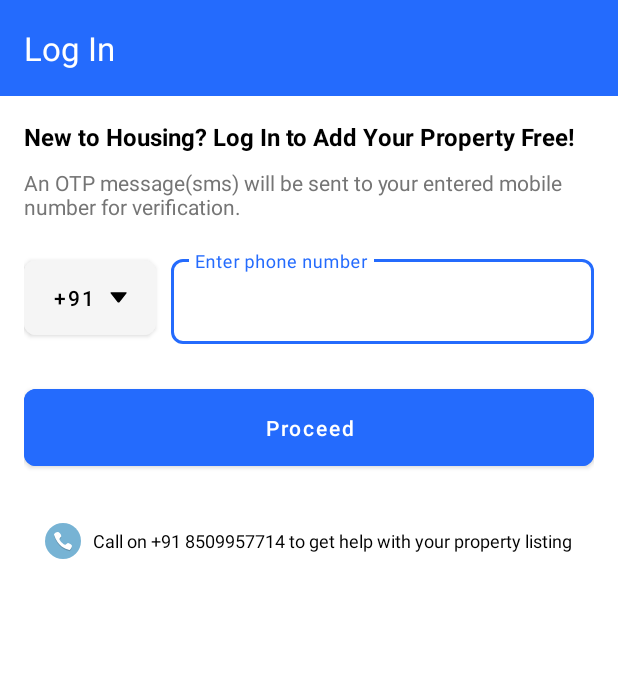
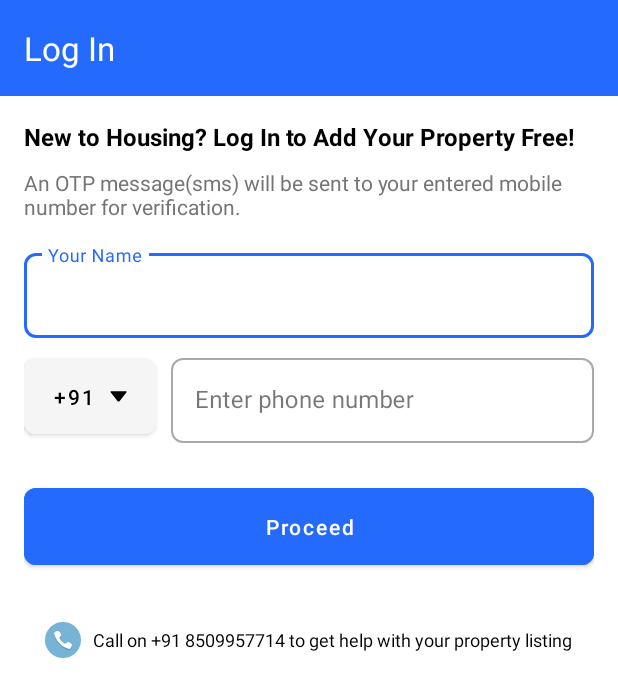
Before and after one commit to sajal-web/genZHouse, an Android app: the LoginActivity screen opened directly, with no data from a screen before it, after a tap on "Proceed", on a phone screen of 412 x 824 dp. Shown: the top 697 px of the screen. Run offline under Robolectric (Android 15) with nearby library versions, the phone set to English and light mode, and no system bars; our stand-ins replace Firebase (no records; nobody signed in at launch, a user with empty details on screens opened directly); 1 statement that could not run was skipped.

Commit message:
* added name field in login page. * added UserRequest, UserApiService.

```diff
--- a/app/src/main/java/com/application/genzhouse/data/api/RetrofitClient.kt
+++ b/app/src/main/java/com/application/genzhouse/data/api/RetrofitClient.kt
@@ -8,7 +8,7 @@
 import java.util.concurrent.TimeUnit
 
 object RetrofitClient {
-    private const val BASE_URL = "https://ff6b-103-250-109-246.ngrok-free.app/"
+    private const val BASE_URL = "https://ffcb-2405-201-8044-283a-5123-1f6c-a6a-e879.ngrok-free.app/"
 
     private val gson = GsonBuilder()
         .setLenient()
@@ -30,4 +30,5 @@
         .build()
 
     val roomApiService: RoomApiService = retrofit.create(RoomApiService::class.java)
+    val userApiService: UserApiService = retrofit.create(UserApiService::class.java)
 }
--- a/app/src/main/java/com/application/genzhouse/ui/loginregistration/LoginActivity.kt
+++ b/app/src/main/java/com/application/genzhouse/ui/loginregistration/LoginActivity.kt
@@ -18,6 +18,7 @@
 
     private lateinit var activityLoginBinding: ActivityLoginBinding
     private lateinit var phNumber: String
+    private lateinit var name : String
     private lateinit var progressDialog: CustomProgressDialog
     private val auth = FirebaseAuth.getInstance()
 
@@ -39,8 +40,9 @@
 
     private fun onClick() {
         activityLoginBinding.sendOtpBtn.setOnClickListener {
-            val number = activityLoginBinding.phoneNumberInput.text.toString()
-            if (number.isNotEmpty() && number.length == 10) {
+            val number = activityLoginBinding.phoneNumberInput.text.toString().trim()
+            name = activityLoginBinding.nameInput.text.toString().trim()
+            if (number.isNotEmpty() && number.length == 10 && name.isNotEmpty()) {
                 progressDialog.setMessage("Sending OTP...")
                 progressDialog.show()
                 sendOtp("+91$number")
@@ -91,6 +93,7 @@
                 putExtra("OTP", verificationId)
                 putExtra("resendToken", token)
                 putExtra("phoneNumber", phNumber)
+                putExtra("name",name )
             }
             startActivity(intent)
         }
--- a/app/src/main/res/layout/activity_login.xml
+++ b/app/src/main/res/layout/activity_login.xml
@@ -107,11 +107,35 @@
                         app:rippleColor="#5A2BA8" />
                 </LinearLayout>
 
+
+
+                <!-- Name Input Field -->
+                <com.google.android.material.textfield.TextInputLayout
+                    style="@style/Widget.MaterialComponents.TextInputLayout.OutlinedBox"
+                    android:layout_width="match_parent"
+                    android:layout_height="wrap_content"
+                    android:layout_marginTop="16dp"
+                    android:hint="Your Name"
+                    app:boxBackgroundColor="#FFFFFF"
+                    app:boxCornerRadiusBottomEnd="8dp"
+                    app:boxCornerRadiusBottomStart="8dp"
+                    app:boxCornerRadiusTopEnd="8dp"
+                    app:boxCornerRadiusTopStart="8dp"
+                    app:boxStrokeWidth="1dp"
+                    app:boxStrokeWidthFocused="2dp">
+
+                    <com.google.android.material.textfield.TextInputEditText
+                        android:id="@+id/nameInput"
+                        android:layout_width="match_parent"
+                        android:layout_height="wrap_content"
+                        android:inputType="textPersonName" />
+                </com.google.android.material.textfield.TextInputLayout>
+
                 <!-- Phone Number Input -->
                 <LinearLayout
                     android:layout_width="match_parent"
                     android:layout_height="wrap_content"
-                    android:layout_marginTop="20dp"
+                    android:layout_marginTop="8dp"
                     android:orientation="horizontal">
 
                     <com.google.android.material.button.MaterialButton
```
Also changed, not shown: app/src/main/java/com/application/genzhouse/data/api/UserApiService.kt (added, +12 -0 lines), app/src/main/java/com/application/genzhouse/data/model/UserRequest.kt (added, +23 -0 lines), app/src/main/java/com/application/genzhouse/ui/loginregistration/OtpVerificationActivity.kt (+8 -1 lines), app/src/main/java/com/application/genzhouse/ui/welcome/sellrentproperty/SellRentProperty.kt (+1 -6 lines), app/src/main/res/layout/activity_sell_rent_property.xml (+0 -20 lines).
